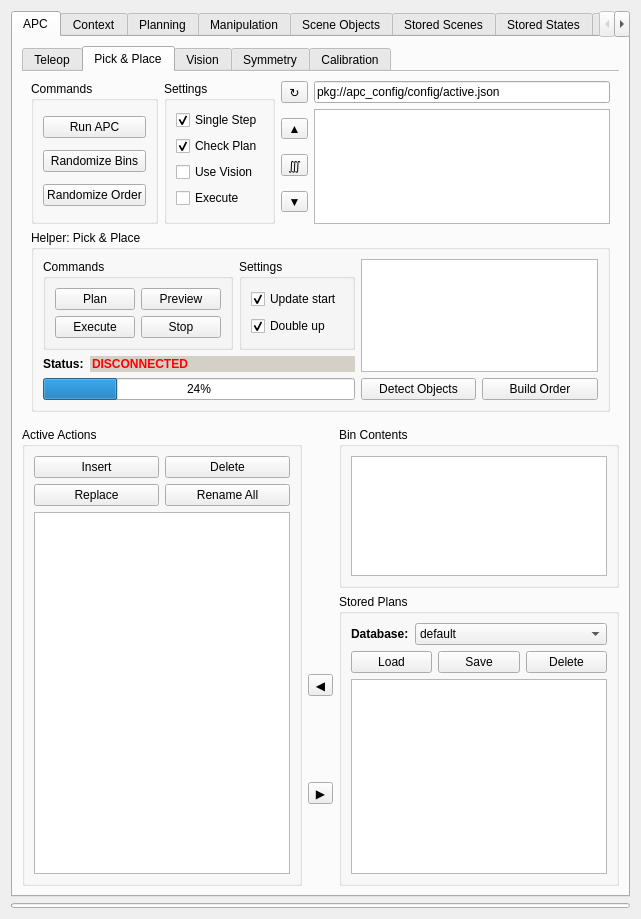
Before: the Qt Designer form visualization/motion_planning_rviz_plugin/src/ui/motion_planning_rviz_plugin_frame.ui in ehuang3/moveit_ros, drawn with Qt 5.
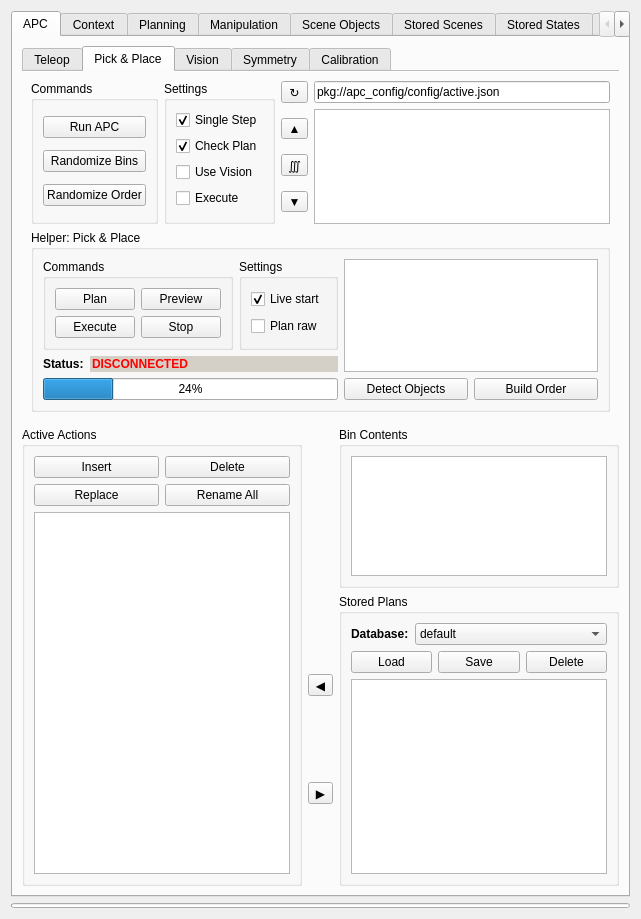
After: the same form once the commit is applied. The open tabs and pages were chosen to show the change.

Commit message: gui: Add planning sans preprocessing -> dense motion service call functionality

```diff
--- a/visualization/motion_planning_rviz_plugin/src/ui/motion_planning_rviz_plugin_frame.ui
+++ b/visualization/motion_planning_rviz_plugin/src/ui/motion_planning_rviz_plugin_frame.ui
@@ -1367,7 +1367,7 @@
                      <item row="0" column="0">
                       <widget class="QCheckBox" name="checkBox_5">
                        <property name="text">
-                        <string>Update start</string>
+                        <string>Live start</string>
                        </property>
                        <property name="checked">
                         <bool>true</bool>
@@ -1377,10 +1377,7 @@
                      <item row="1" column="0">
                       <widget class="QCheckBox" name="checkBox_6">
                        <property name="text">
-                        <string>Double up</string>
-                       </property>
-                       <property name="checked">
-                        <bool>true</bool>
+                        <string>Plan raw</string>
                        </property>
                       </widget>
                      </item>
```
Left out of the diff: 56 changed lines with no effect on the pictures. The commit also changes 3 other files.
